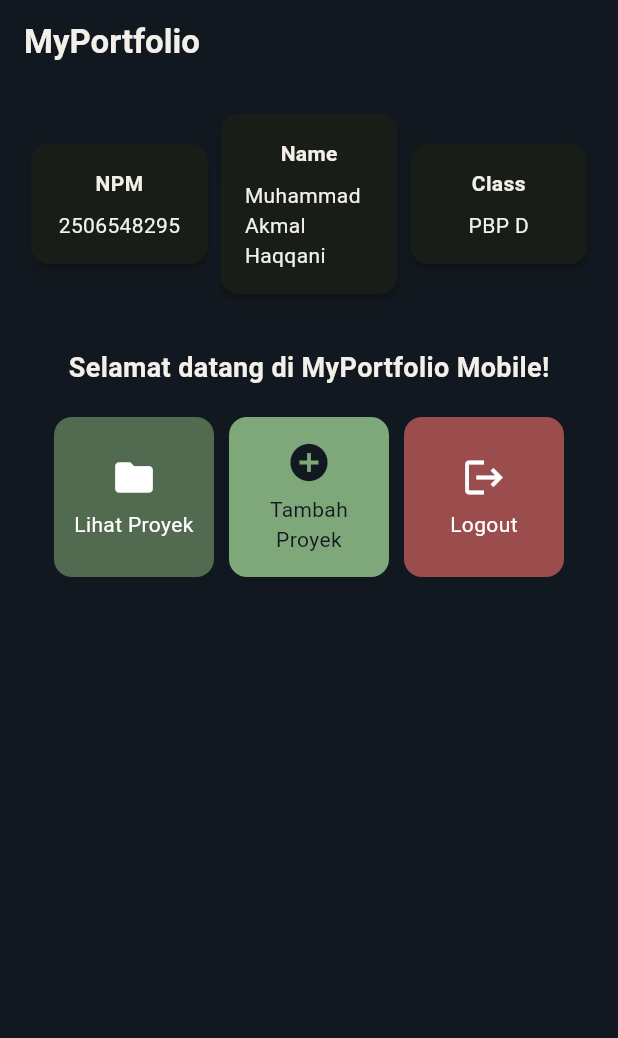
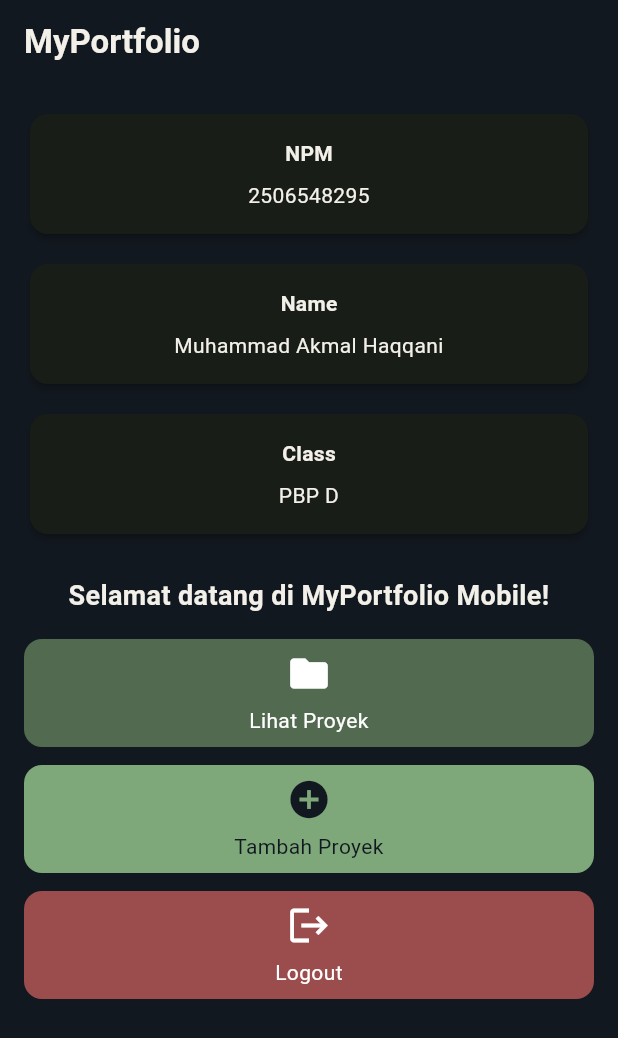
Before and after one commit to akmalhaqq/myportofolio_mobile, a Flutter app: the screen it shows after launch, on a phone screen of 412 x 824 dp. Shown: the top 1038 px of the screen. Run offline on Flutter 3.47's test engine with Material 3 defaults, Android fonts, the phone set to English and light mode, and no system bars.

Commit message:
fix(home): prevent card overflow on narrow screens

```diff
--- a/lib/menu.dart
+++ b/lib/menu.dart
@@ -31,55 +31,62 @@ class MyHomePage extends StatelessWidget {
         ),
       ),
 
-      // Body halaman utama dengan padding.
-      body: Padding(
-        padding: const EdgeInsets.all(16.0),
-        child: Column(
-          crossAxisAlignment: CrossAxisAlignment.center,
-          children: [
-            // Tiga kartu informasi secara horizontal.
-            Row(
-              mainAxisAlignment: MainAxisAlignment.spaceEvenly,
-              children: [
-                InfoCard(title: 'NPM', content: npm),
-                InfoCard(title: 'Name', content: nama),
-                InfoCard(title: 'Class', content: kelas),
-              ],
-            ),
+      body: SafeArea(
+        child: Padding(
+          padding: const EdgeInsets.symmetric(horizontal: 16),
+          child: LayoutBuilder(
+            builder: (context, constraints) {
+              const spacing = 12.0;
+              final cardWidth = constraints.maxWidth < 600
+                  ? constraints.maxWidth
+                  : (constraints.maxWidth - 2 * spacing) / 3;
 
-            const SizedBox(height: 16.0),
-
-            // Pesan sambutan dan tombol menu.
-            Center(
-              child: Column(
-                children: [
-                  const Padding(
-                    padding: EdgeInsets.only(top: 16.0),
-                    child: Text(
+              return SingleChildScrollView(
+                padding: const EdgeInsets.symmetric(vertical: 16),
+                child: Column(
+                  crossAxisAlignment: CrossAxisAlignment.stretch,
+                  children: [
+                    Wrap(
+                      spacing: spacing,
+                      runSpacing: spacing,
+                      children: [
+                        SizedBox(
+                          width: cardWidth,
+                          child: InfoCard(title: 'NPM', content: npm),
+                        ),
+                        SizedBox(
+                          width: cardWidth,
+                          child: InfoCard(title: 'Name', content: nama),
+                        ),
+                        SizedBox(
+                          width: cardWidth,
+                          child: InfoCard(title: 'Class', content: kelas),
+                        ),
+                      ],
+                    ),
+                    const SizedBox(height: 24),
+                    const Text(
                       'Selamat datang di MyPortfolio Mobile!',
+                      textAlign: TextAlign.center,
                       style: TextStyle(
                         fontWeight: FontWeight.bold,
-                        fontSize: 18.0,
+                        fontSize: 18,
                       ),
                     ),
-                  ),
-
-                  // GridView menampilkan kartu dalam 3 kolom.
-                  GridView.count(
-                    primary: true,
-                    padding: const EdgeInsets.all(20),
-                    crossAxisSpacing: 10,
-                    mainAxisSpacing: 10,
-                    crossAxisCount: 3,
-                    shrinkWrap: true,
-                    children: items.map((ItemHomepage item) {
-                      return ItemCard(item);
-                    }).toList(),
-                  ),
-                ],
-              ),
-            ),
-          ],
+                    const SizedBox(height: 16),
+                    Wrap(
+                      spacing: spacing,
+                      runSpacing: spacing,
+                      children: [
+                        for (final item in items)
+                          SizedBox(width: cardWidth, child: ItemCard(item)),
+                      ],
+                    ),
+                  ],
+                ),
+              );
+            },
+          ),
         ),
       ),
     );
--- a/lib/widgets/info_card.dart
+++ b/lib/widgets/info_card.dart
@@ -10,14 +10,13 @@ class InfoCard extends StatelessWidget {
   Widget build(BuildContext context) {
     return Card(
       elevation: 2.0,
-      child: Container(
-        width: MediaQuery.of(context).size.width / 3.5,
-        padding: const EdgeInsets.all(16.0),
+      child: Padding(
+        padding: const EdgeInsets.all(16),
         child: Column(
           children: [
             Text(title, style: const TextStyle(fontWeight: FontWeight.bold)),
-            const SizedBox(height: 8.0),
-            Text(content),
+            const SizedBox(height: 8),
+            Text(content, textAlign: TextAlign.center),
           ],
         ),
       ),
--- a/lib/widgets/item_card.dart
+++ b/lib/widgets/item_card.dart
@@ -25,6 +25,7 @@ class ItemCard extends StatelessWidget {
           padding: const EdgeInsets.all(8),
           child: Center(
             child: Column(
+              mainAxisSize: MainAxisSize.min,
               mainAxisAlignment: MainAxisAlignment.center,
               children: [
                 Icon(item.icon, color: item.foregroundColor, size: 30.0),
```
Also changed, not shown: 1 other file.
